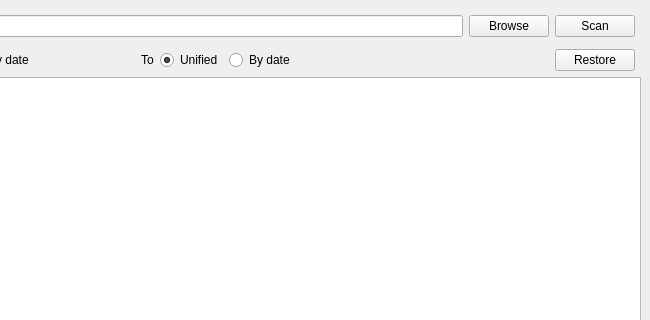
First picture: the form in gui/history.ui, repository mixeme/Columbo, before the edit; both pictures show x 150 to 800 and y 0 to 320 of the 800 by 600 pixel window.
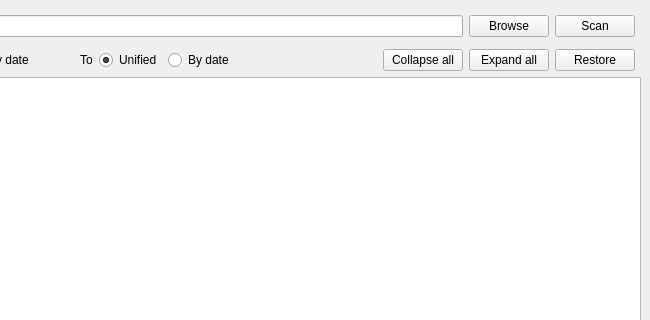
Second picture: the form after the edit.

Commit message: Add expand & collapse buttons

```diff
--- a/gui/history.ui
+++ b/gui/history.ui
@@ -171,6 +171,20 @@
           </property>
          </spacer>
         </item>
+        <item>
+         <widget class="QPushButton" name="collapse_button">
+          <property name="text">
+           <string>Collapse all</string>
+          </property>
+         </widget>
+        </item>
+        <item>
+         <widget class="QPushButton" name="expand_button">
+          <property name="text">
+           <string>Expand all</string>
+          </property>
+         </widget>
+        </item>
         <item>
          <widget class="QPushButton" name="pushButton_8">
           <property name="text">
```
Left out of the diff: 34 changed lines with no effect on the pictures. The commit also changes 1 other file.
